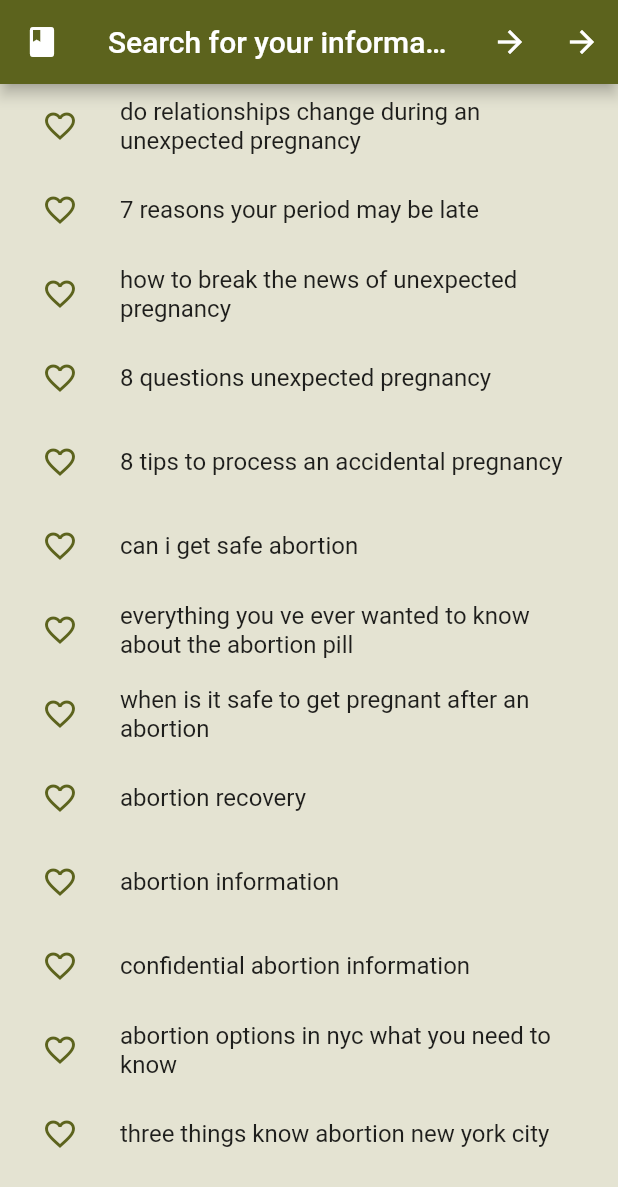
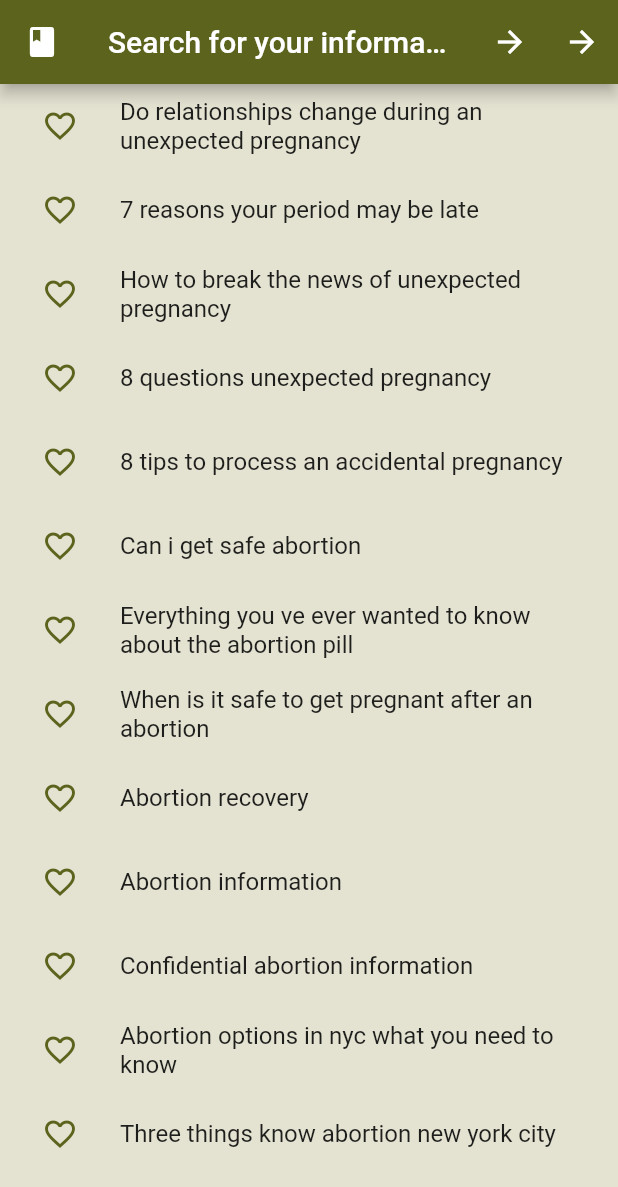
Before and after one commit to 2023-GDSC-Challenge-Columbia-Project/frontend, a Flutter app: the RelatedArticlesPage screen opened directly, on a phone screen of 412 x 824 dp. Shown: the top 1187 px of the screen. Run offline on Flutter 3.47's test engine with Material 2 defaults, Android fonts, the phone set to English and light mode, and no system bars; our stand-ins replace calendar_date_picker2, google_nav_bar, numberpicker.

Commit message:
capitalized articles

```diff
--- a/lib/articlesPage.dart
+++ b/lib/articlesPage.dart
@@ -19,6 +19,21 @@ class RelatedArticlesPage extends StatelessWidget {
       icon = Icons.favorite_border;
     }
     return icon;}
+    //dummy comment ignore
+    String capitalize(String value) {
+    var result = value[0].toUpperCase();
+    bool cap = true;
+    for (int i = 1; i < value.length; i++) {
+      if (value[i - 1] == " " && cap == true) {
+        result = result + value[i].toUpperCase();
+      }
+      else {
+            result = result + value[i];
+            cap = false;
+      }
+    }
+    return result;
+  }
 
 
     return Scaffold(
@@ -63,7 +78,7 @@ class RelatedArticlesPage extends StatelessWidget {
                           },
                         ) ,
                         title: Text(
-                          link.split('/').last.replaceAll('-', ' ')
+                          capitalize(link.split('/').last.replaceAll('-', ' '))
                           //pair.asLowerCase,
                           //semanticsLabel: pair.asPascalCase,
                         ),
```
